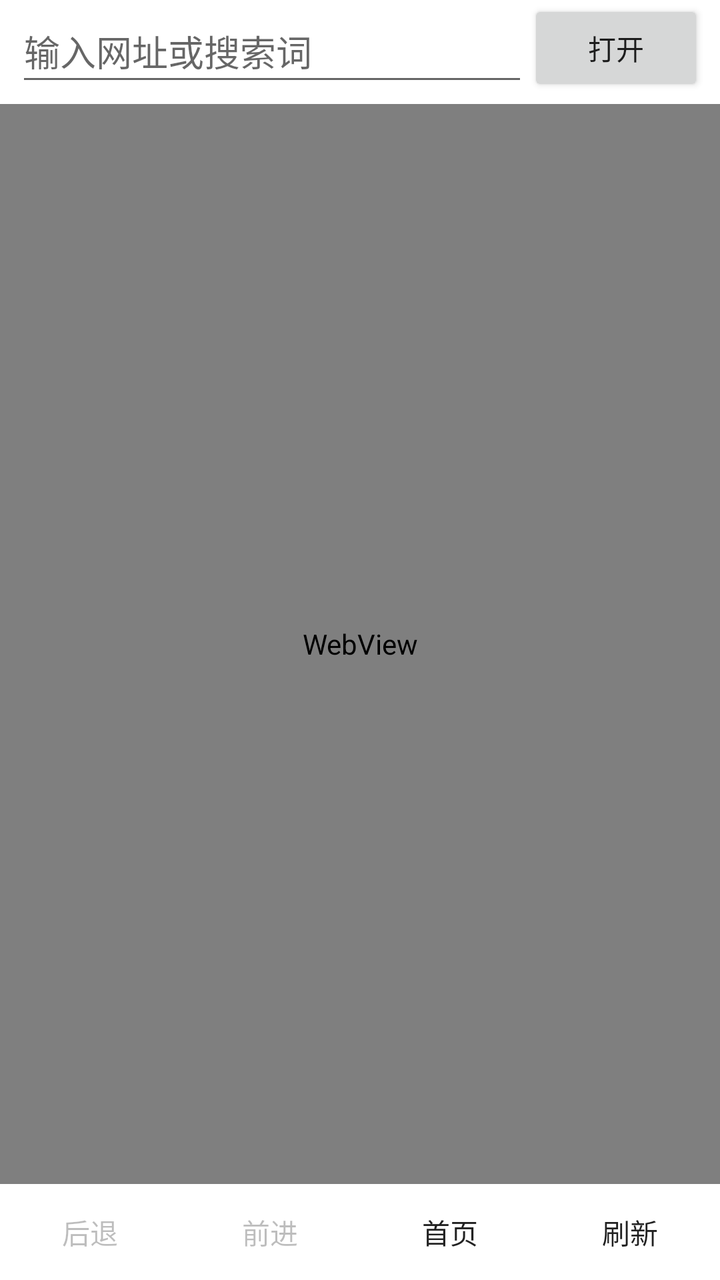
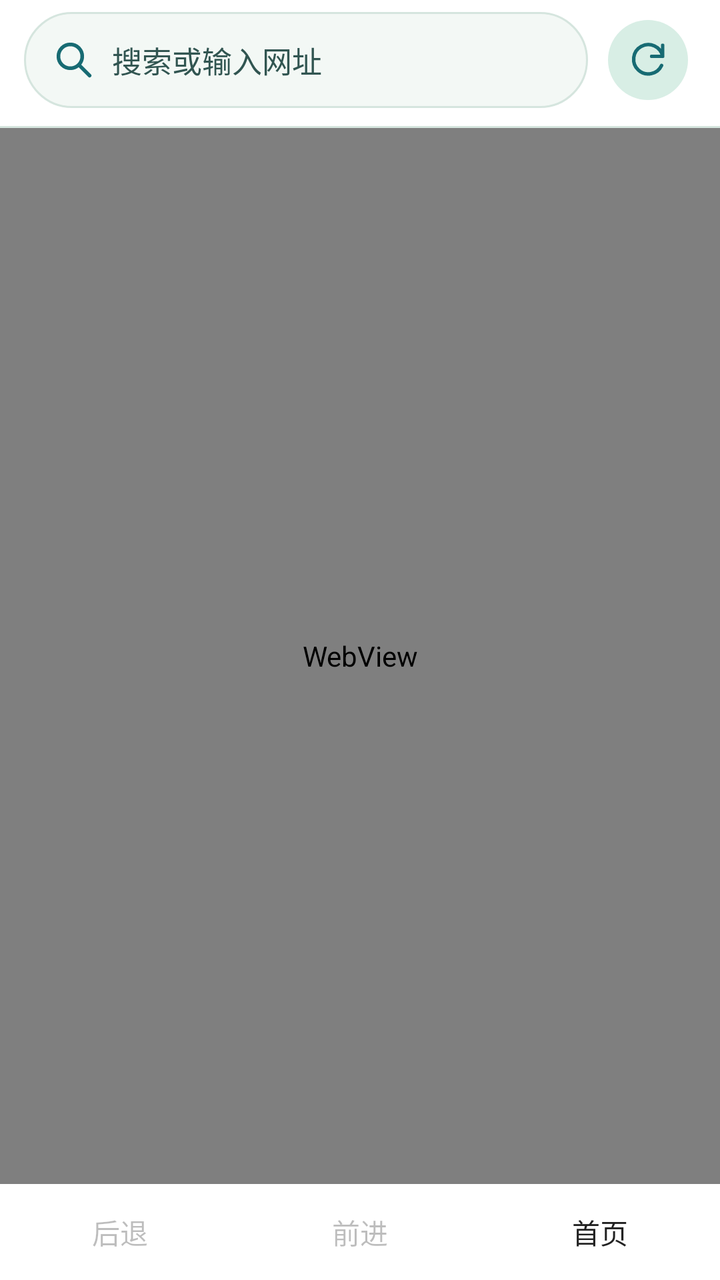

An Android layout rendered at two revisions. The XML below is the earlier revision; the diff shows what the commit changed to produce the second picture.
<!-- AndroidManifest.xml: application theme Theme.LiteSail -->
<!-- res/layout/view_browser.xml -->
<?xml version="1.0" encoding="utf-8"?>
<LinearLayout xmlns:android="http://schemas.android.com/apk/res/android"
    android:layout_width="match_parent"
    android:layout_height="match_parent"
    android:focusableInTouchMode="true"
    android:orientation="vertical">

    <LinearLayout
        android:layout_width="match_parent"
        android:layout_height="wrap_content"
        android:gravity="center_vertical"
        android:paddingStart="8dp"
        android:paddingEnd="8dp">

        <EditText
            android:id="@+id/address"
            android:layout_width="0dp"
            android:layout_height="wrap_content"
            android:layout_weight="1"
            android:hint="@string/address_hint"
            android:imeOptions="actionGo|flagNoExtractUi"
            android:importantForAutofill="no"
            android:inputType="textUri"
            android:minHeight="48dp"
            android:selectAllOnFocus="true"
            android:singleLine="true"
            android:saveEnabled="false" />

        <Button
            android:id="@+id/go"
            android:layout_width="wrap_content"
            android:layout_height="wrap_content"
            android:text="@string/go" />
    </LinearLayout>

    <ProgressBar
        android:id="@+id/progress"
        style="?android:attr/progressBarStyleHorizontal"
        android:layout_width="match_parent"
        android:layout_height="4dp"
        android:visibility="invisible" />

    <FrameLayout
        android:layout_width="match_parent"
        android:layout_height="0dp"
        android:layout_weight="1">

        <WebView
            android:id="@+id/web_view"
            android:layout_width="match_parent"
            android:layout_height="match_parent" />

        <LinearLayout
            android:id="@+id/page_error"
            android:layout_width="match_parent"
            android:layout_height="match_parent"
            android:background="?android:attr/windowBackground"
            android:clickable="true"
            android:gravity="center"
            android:orientation="vertical"
            android:padding="24dp"
            android:visibility="gone">

            <TextView
                android:layout_width="wrap_content"
                android:layout_height="wrap_content"
                android:accessibilityLiveRegion="polite"
                android:gravity="center"
                android:text="@string/page_load_error" />

            <Button
                android:id="@+id/retry"
                android:layout_width="wrap_content"
                android:layout_height="wrap_content"
                android:text="@string/retry" />
        </LinearLayout>
    </FrameLayout>

    <LinearLayout
        android:layout_width="match_parent"
        android:layout_height="wrap_content"
        android:gravity="center_vertical"
        android:orientation="horizontal">

        <Button
            android:id="@+id/back"
            style="@style/Widget.LiteSail.NavigationButton"
            android:enabled="false"
            android:text="@string/back" />

        <Button
            android:id="@+id/forward"
            style="@style/Widget.LiteSail.NavigationButton"
            android:enabled="false"
            android:text="@string/forward" />

        <Button
            android:id="@+id/home"
            style="@style/Widget.LiteSail.NavigationButton"
            android:text="@string/home" />

        <Button
            android:id="@+id/reload"
            style="@style/Widget.LiteSail.NavigationButton"
            android:text="@string/refresh" />
    </LinearLayout>
</LinearLayout>
<!-- resources referenced by this layout -->
<resources>
  <string name="address_hint">输入网址或搜索词</string>
  <string name="back">后退</string>
  <string name="forward">前进</string>
  <string name="go">打开</string>
  <string name="home">首页</string>
  <string name="page_load_error">网页加载失败，请检查网络连接或网址后重试。</string>
  <string name="refresh">刷新</string>
  <string name="retry">重试</string>
  <style name="Widget.LiteSail.NavigationButton" parent="android:style/Widget.Material.Button.Borderless">
          <item name="android:layout_width">0dp</item>
          <item name="android:layout_height">wrap_content</item>
          <item name="android:layout_weight">1</item>
          <item name="android:minHeight">48dp</item>
      </style>
  <style name="Theme.LiteSail" parent="Theme.LiteSail.Base" />
  <style name="Theme.LiteSail.Base" parent="android:style/Theme.Material.Light.NoActionBar">
          <item name="android:colorAccent">#176B73</item>
          <item name="android:windowBackground">#FFFFFF</item>
          <item name="android:windowLightStatusBar">true</item>
          <item name="android:statusBarColor">#FFFFFF</item>
          <item name="android:navigationBarColor">#000000</item>
      </style>
</resources>

<!-- the commit's change to res/layout/view_browser.xml (unified diff, before → after) -->
@@ -8,37 +8,82 @@
     <LinearLayout
         android:layout_width="match_parent"
         android:layout_height="wrap_content"
+        android:baselineAligned="false"
         android:gravity="center_vertical"
-        android:paddingStart="8dp"
-        android:paddingEnd="8dp">
+        android:orientation="horizontal"
+        android:paddingHorizontal="12dp"
+        android:paddingTop="6dp"
+        android:paddingBottom="8dp">
 
-        <EditText
-            android:id="@+id/address"
+        <LinearLayout
+            android:id="@+id/address_bar"
             android:layout_width="0dp"
             android:layout_height="wrap_content"
             android:layout_weight="1"
-            android:hint="@string/address_hint"
-            android:imeOptions="actionGo|flagNoExtractUi"
-            android:importantForAutofill="no"
-            android:inputType="textUri"
+            android:background="@drawable/browser_address_background"
+            android:baselineAligned="false"
+            android:clickable="true"
+            android:focusable="true"
+            android:gravity="center_vertical"
             android:minHeight="48dp"
-            android:selectAllOnFocus="true"
-            android:singleLine="true"
-            android:saveEnabled="false" />
+            android:orientation="horizontal"
+            android:paddingHorizontal="14dp"
+            android:paddingVertical="8dp">
 
-        <Button
-            android:id="@+id/go"
-            android:layout_width="wrap_content"
-            android:layout_height="wrap_content"
-            android:text="@string/go" />
+            <ImageView
+                android:id="@+id/address_icon"
+                android:layout_width="@dimen/site_icon_size"
+                android:layout_height="@dimen/site_icon_size"
+                android:importantForAccessibility="no"
+                android:scaleType="fitCenter"
+                android:src="@drawable/ic_start_search" />
+
+            <TextView
+                android:id="@+id/address"
+                android:layout_width="match_parent"
+                android:layout_height="wrap_content"
+                android:layout_marginStart="8dp"
+                android:ellipsize="end"
+                android:hint="@string/start_search_hint"
+                android:maxLines="1"
+                android:textColor="@color/start_page_brand_text"
+                android:textColorHint="@color/start_page_search_text"
+                android:textDirection="ltr"
+                android:textSize="15sp" />
+        </LinearLayout>
+
+        <ImageButton
+            android:id="@+id/reload"
+            android:layout_width="48dp"
+            android:layout_height="48dp"
+            android:layout_marginStart="6dp"
+            android:background="@drawable/browser_reload_background"
+            android:contentDescription="@string/refresh"
+            android:src="@drawable/ic_browser_reload"
+            android:tooltipText="@string/refresh" />
     </LinearLayout>
 
-    <ProgressBar
-        android:id="@+id/progress"
-        style="?android:attr/progressBarStyleHorizontal"
+    <FrameLayout
         android:layout_width="match_parent"
-        android:layout_height="4dp"
-        android:visibility="invisible" />
+        android:layout_height="2dp">
+
+        <View
+            android:layout_width="match_parent"
+            android:layout_height="1dp"
+            android:layout_gravity="bottom"
+            android:background="@color/start_page_search_border"
+            android:importantForAccessibility="no" />
+
+        <ProgressBar
+            android:id="@+id/progress"
+            style="?android:attr/progressBarStyleHorizontal"
+            android:layout_width="match_parent"
+            android:layout_height="match_parent"
+            android:maxHeight="2dp"
+            android:progressBackgroundTint="@android:color/transparent"
+            android:progressTint="@color/start_page_accent"
+            android:visibility="invisible" />
+    </FrameLayout>
 
     <FrameLayout
         android:layout_width="match_parent"
@@ -99,9 +144,5 @@
             style="@style/Widget.LiteSail.NavigationButton"
             android:text="@string/home" />
 
-        <Button
-            android:id="@+id/reload"
-            style="@style/Widget.LiteSail.NavigationButton"
-            android:text="@string/refresh" />
     </LinearLayout>
 </LinearLayout>
<!-- resource entries referenced after the edit -->
@@ -1,13 +1,69 @@
 <!-- resources referenced by this layout -->
 <resources>
-  <string name="address_hint">输入网址或搜索词</string>
+  <color name="start_page_accent">#176B73</color>
+  <color name="start_page_brand_text">#143D3A</color>
+  <color name="start_page_search_border">#D5E5DE</color>
+  <color name="start_page_search_text">#315551</color>
+  <dimen name="site_icon_size">22dp</dimen>
+  <!-- drawable browser_address_background (drawable) -->
+  <?xml version="1.0" encoding="utf-8"?>
+  <ripple xmlns:android="http://schemas.android.com/apk/res/android"
+      android:color="@color/start_page_search_ripple">
+      <item>
+          <shape>
+              <corners android:radius="24dp" />
+              <solid android:color="@color/start_page_background" />
+              <stroke android:width="1dp" android:color="@color/browser_address_stroke" />
+          </shape>
+      </item>
+  </ripple>
+  <!-- drawable browser_reload_background (drawable) -->
+  <?xml version="1.0" encoding="utf-8"?>
+  <inset xmlns:android="http://schemas.android.com/apk/res/android"
+      android:inset="4dp">
+      <ripple android:color="@color/start_page_search_ripple">
+          <item>
+              <shape>
+                  <corners android:radius="24dp" />
+                  <solid android:color="@color/start_page_glow" />
+              </shape>
+          </item>
+      </ripple>
+  </inset>
+  <!-- drawable ic_browser_reload (drawable) -->
+  <?xml version="1.0" encoding="utf-8"?>
+  <vector xmlns:android="http://schemas.android.com/apk/res/android"
+      android:width="22dp"
+      android:height="22dp"
+      android:viewportWidth="24"
+      android:viewportHeight="24">
+      <path
+          android:pathData="M20,4 V10 H14 M20,10 A8,8 0,1 0,19.4,15"
+          android:strokeColor="@color/start_page_accent"
+          android:strokeLineCap="round"
+          android:strokeLineJoin="round"
+          android:strokeWidth="1.9" />
+  </vector>
+  <!-- drawable ic_start_search (drawable) -->
+  <?xml version="1.0" encoding="utf-8"?>
+  <vector xmlns:android="http://schemas.android.com/apk/res/android"
+      android:width="22dp"
+      android:height="22dp"
+      android:viewportWidth="24"
+      android:viewportHeight="24">
+      <path
+          android:pathData="M10,3.5 A6.5,6.5 0,1 1,10,16.5 A6.5,6.5 0,1 1,10,3.5 Z M14.6,14.6 L20.5,20.5"
+          android:strokeColor="@color/start_page_accent"
+          android:strokeLineCap="round"
+          android:strokeWidth="2" />
+  </vector>
   <string name="back">后退</string>
   <string name="forward">前进</string>
-  <string name="go">打开</string>
   <string name="home">首页</string>
   <string name="page_load_error">网页加载失败，请检查网络连接或网址后重试。</string>
   <string name="refresh">刷新</string>
   <string name="retry">重试</string>
+  <string name="start_search_hint">搜索或输入网址</string>
   <style name="Widget.LiteSail.NavigationButton" parent="android:style/Widget.Material.Button.Borderless">
           <item name="android:layout_width">0dp</item>
           <item name="android:layout_height">wrap_content</item>
@@ -15,6 +71,9 @@
           <item name="android:minHeight">48dp</item>
       </style>
   <style name="Theme.LiteSail" parent="Theme.LiteSail.Base" />
+  <color name="start_page_search_ripple">#30176B73</color>
+  <color name="start_page_background">#F3F8F5</color>
+  <color name="start_page_glow">#D8EEE5</color>
   <style name="Theme.LiteSail.Base" parent="android:style/Theme.Material.Light.NoActionBar">
           <item name="android:colorAccent">#176B73</item>
           <item name="android:windowBackground">#FFFFFF</item>
